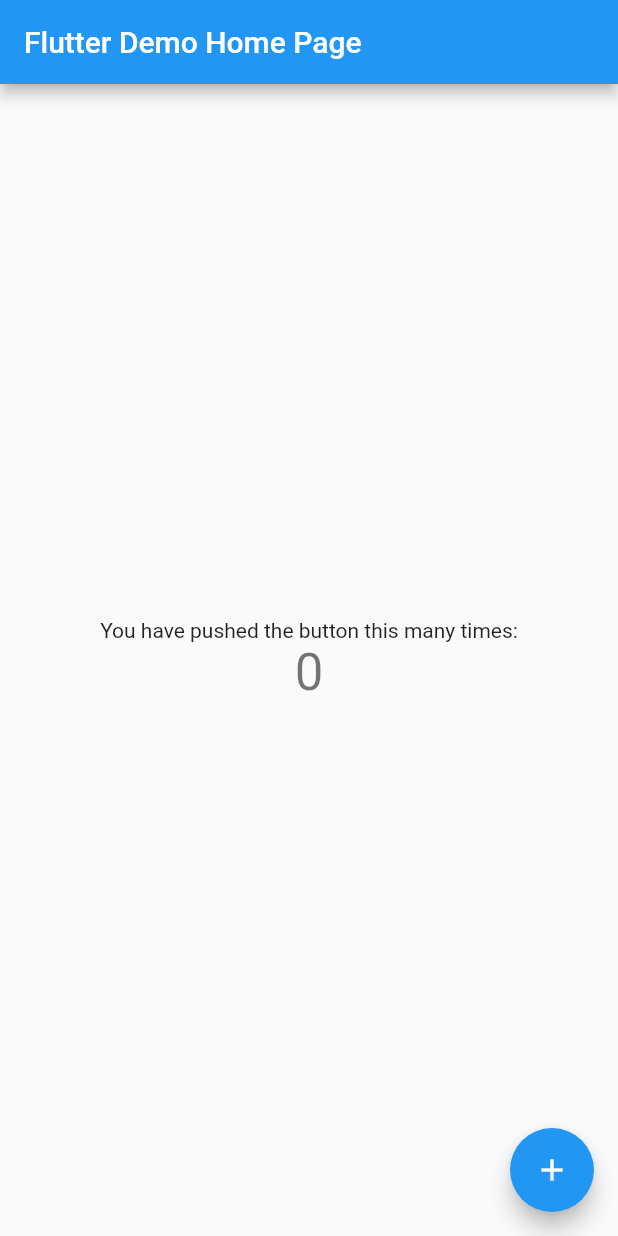
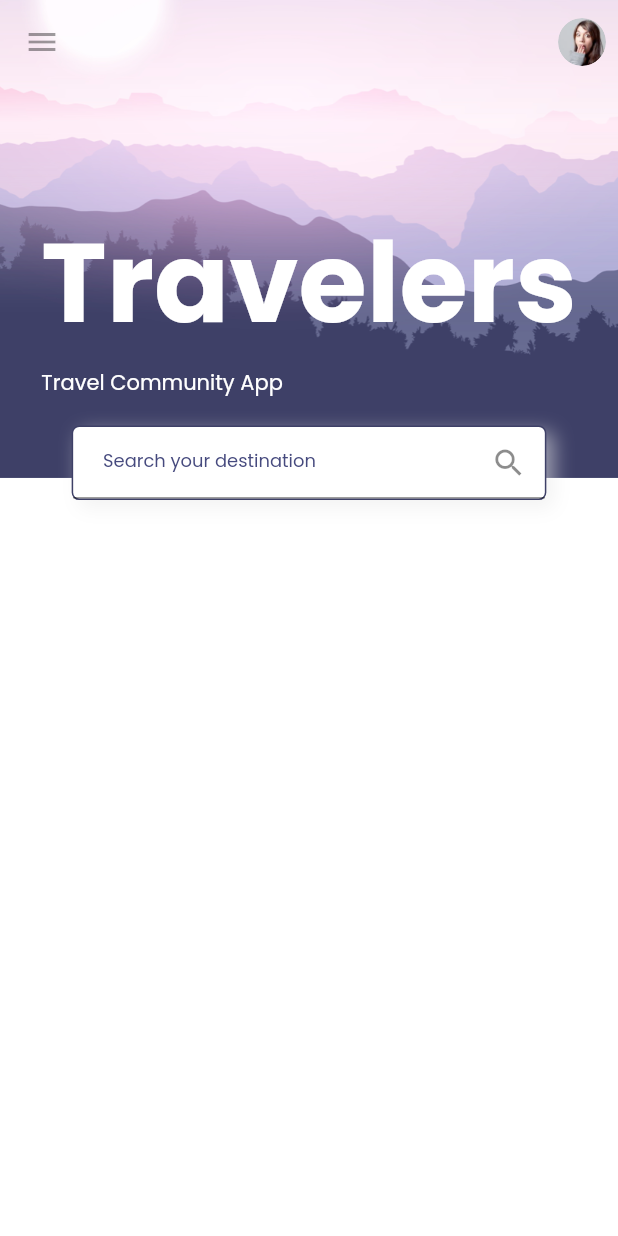
Before and after one commit to arditdaku/mira-travel, a Flutter app: the screen it shows after launch, on a phone screen of 412 x 824 dp. Run offline on Flutter 3.47's test engine with Material 2 defaults, Android fonts, the phone set to English and light mode, and no system bars; our stand-ins replace google_fonts.

Commit message:
add search fiel & body

```diff
--- /dev/null
+++ b/lib/components/body.dart
@@ -0,0 +1,82 @@
+import 'package:flutter/material.dart';
+import 'package:travel_app/constants.dart';
+import 'package:travel_app/size_config.dart';
+
+class Body extends StatelessWidget {
+  const Body({Key? key}) : super(key: key);
+
+  @override
+  Widget build(BuildContext context) {
+    return Column(
+      children: [
+        Stack(
+          alignment: Alignment.center,
+          clipBehavior: Clip.none,
+          children: [
+            Image.asset(
+              "assets/images/home_bg.png",
+              height: getScreenHeight(315),
+              fit: BoxFit.cover,
+            ),
+            Column(
+              crossAxisAlignment: CrossAxisAlignment.start,
+              children: [
+                SizedBox(
+                  height: getScreenHeight(80),
+                ),
+                Text(
+                  "Travelers",
+                  style: TextStyle(
+                    fontSize: getScreenHeight(73),
+                    fontWeight: FontWeight.bold,
+                    color: Colors.white,
+                  ),
+                ),
+                const Text(
+                  "Travel Community App",
+                  style: TextStyle(
+                    color: Colors.white,
+                  ),
+                ),
+              ],
+            ),
+            Positioned(
+              bottom: getScreenWidth(-15),
+              child: searchField(),
+            ),
+          ],
+        ),
+      ],
+    );
+  }
+
+  Container searchField() {
+    return Container(
+              width: getScreenHeight(313),
+              height: getScreenWidth(50),
+              decoration: BoxDecoration(
+                  color: Colors.white,
+                  borderRadius: BorderRadius.circular(5),
+                  border: Border.all(
+                    color: const Color(0xFF3E4067),
+                  ),
+                  boxShadow: [kDefaultShadow]),
+              child: TextField(
+                onChanged: (value){
+
+                },
+                decoration: InputDecoration(
+                  hintText: "Search your destination",
+                  hintStyle: TextStyle(
+                      fontSize: getScreenWidth(12),
+                      color: const Color(0xFF464A7E)),
+                  suffixIcon: Icon(Icons.search),
+                  contentPadding: EdgeInsets.symmetric(
+                    horizontal: getScreenWidth(kDefaultPadding),
+                  vertical: getScreenHeight(kDefaultPadding/2)
+                  ),
+                ),
+              ),
+            );
+  }
+}
--- /dev/null
+++ b/lib/components/search_field.dart
@@ -0,0 +1,33 @@
+import 'package:flutter/material.dart';
+import 'package:travel_app/constants.dart';
+import 'package:travel_app/size_config.dart';
+
+Container searchField() {
+  return Container(
+    width: getScreenHeight(313),
+    height: getScreenWidth(50),
+    decoration: BoxDecoration(
+        color: Colors.white,
+        borderRadius: BorderRadius.circular(5),
+        border: Border.all(
+          color: const Color(0xFF3E4067),
+        ),
+        boxShadow: [kDefaultShadow]),
+    child: TextField(
+      onChanged: (value) {
+
+      },
+      decoration: InputDecoration(
+        hintText: "Search your destination",
+        hintStyle: TextStyle(
+            fontSize: getScreenWidth(12),
+            color: const Color(0xFF464A7E)),
+        suffixIcon: Icon(Icons.search),
+        contentPadding: EdgeInsets.symmetric(
+            horizontal: getScreenWidth(kDefaultPadding),
+            vertical: getScreenHeight(kDefaultPadding / 2)
+        ),
+      ),
+    ),
+  );
+}
--- a/lib/constants.dart
+++ b/lib/constants.dart
@@ -0,0 +1,13 @@
+import 'package:flutter/material.dart';
+
+const kPrimaryColor = Color(0xFF3E4067);
+const kTextColor = Color(0xFF3F4168);
+const kIconColor = Color(0xFF5E5E5E);
+
+const kDefaultPadding = 20.0;
+
+final kDefaultShadow = BoxShadow(
+  offset: Offset(5, 5),
+  blurRadius: 10,
+  color: Color(0xFFE9E9E9).withOpacity(0.56),
+);
--- a/lib/main.dart
+++ b/lib/main.dart
@@ -1,4 +1,7 @@
 import 'package:flutter/material.dart';
+import 'package:google_fonts/google_fonts.dart';
+import 'package:travel_app/screens/home_screen.dart';
+import 'constants.dart';
 
 void main() {
   runApp(const MyApp());
@@ -11,105 +14,15 @@ class MyApp extends StatelessWidget {
   @override
   Widget build(BuildContext context) {
     return MaterialApp(
-      title: 'Flutter Demo',
+      title: 'Mira App',
       theme: ThemeData(
-        // This is the theme of your application.
-        //
-        // Try running your application with "flutter run". You'll see the
-        // application has a blue toolbar. Then, without quitting the app, try
-        // changing the primarySwatch below to Colors.green and then invoke
-        // "hot reload" (press "r" in the console where you ran "flutter run",
-        // or simply save your changes to "hot reload" in a Flutter IDE).
-        // Notice that the counter didn't reset back to zero; the application
-        // is not restarted.
-        primarySwatch: Colors.blue,
+        brightness: Brightness.light,
+        scaffoldBackgroundColor: Colors.white,
+        textTheme: GoogleFonts.poppinsTextTheme().apply(
+            displayColor: kTextColor),
+        visualDensity: VisualDensity.adaptivePlatformDensity,
       ),
-      home: const MyHomePage(title: 'Flutter Demo Home Page'),
+      home: HomeScreen(),
     );
   }
 }
-
-class MyHomePage extends StatefulWidget {
-  const MyHomePage({super.key, required this.title});
-
-  // This widget is the home page of your application. It is stateful, meaning
-  // that it has a State object (defined below) that contains fields that affect
-  // how it looks.
-
-  // This class is the configuration for the state. It holds the values (in this
-  // case the title) provided by the parent (in this case the App widget) and
-  // used by the build method of the State. Fields in a Widget subclass are
-  // always marked "final".
-
-  final String title;
-
-  @override
-  State<MyHomePage> createState() => _MyHomePageState();
-}
-
-class _MyHomePageState extends State<MyHomePage> {
-  int _counter = 0;
-
-  void _incrementCounter() {
-    setState(() {
-      // This call to setState tells the Flutter framework that something has
-      // changed in this State, which causes it to rerun the build method below
-      // so that the display can reflect the updated values. If we changed
-      // _counter without calling setState(), then the build method would not be
-      // called again, and so nothing would appear to happen.
-      _counter++;
-    });
-  }
-
-  @override
-  Widget build(BuildContext context) {
-    // This method is rerun every time setState is called, for instance as done
-    // by the _incrementCounter method above.
-    //
-    // The Flutter framework has been optimized to make rerunning build methods
-    // fast, so that you can just rebuild anything that needs updating rather
-    // than having to individually change instances of widgets.
-    return Scaffold(
-      appBar: AppBar(
-        // Here we take the value from the MyHomePage object that was created by
-        // the App.build method, and use it to set our appbar title.
-        title: Text(widget.title),
-      ),
-      body: Center(
-        // Center is a layout widget. It takes a single child and positions it
-        // in the middle of the parent.
-        child: Column(
-          // Column is also a layout widget. It takes a list of children and
-          // arranges them vertically. By default, it sizes itself to fit its
-          // children horizontally, and tries to be as tall as its parent.
-          //
-          // Invoke "debug painting" (press "p" in the console, choose the
-          // "Toggle Debug Paint" action from the Flutter Inspector in Android
-          // Studio, or the "Toggle Debug Paint" command in Visual Studio Code)
-          // to see the wireframe for each widget.
-          //
-          // Column has various properties to control how it sizes itself and
-          // how it positions its children. Here we use mainAxisAlignment to
-          // center the children vertically; the main axis here is the vertical
-          // axis because Columns are vertical (the cross axis would be
-          // horizontal).
-          mainAxisAlignment: MainAxisAlignment.center,
-          children: <Widget>[
-            const Text(
-              'You have pushed the button this many times:',
-            ),
-            Text(
-              '$_counter',
-              style: Theme.of(context).textTheme.headline4,
-            ),
-          ],
-        ),
-      ),
-      floatingActionButton: FloatingActionButton(
-        onPressed: _incrementCounter,
-        tooltip: 'Increment',
-        child: const Icon(Icons.add),
-      ), // This trailing comma makes auto-formatting nicer for build methods.
-    );
-  }
-}
--- /dev/null
+++ b/lib/screens/home_screen.dart
@@ -0,0 +1,37 @@
+import "package:flutter/material.dart";
+import 'package:travel_app/components/body.dart';
+import '../../size_config.dart';
+
+class HomeScreen extends StatelessWidget {
+  const HomeScreen({Key? key}) : super(key: key);
+
+  @override
+  Widget build(BuildContext context) {
+    SizeConfig().init(context);
+
+    return Scaffold(
+      extendBodyBehindAppBar: true,
+      appBar: buildAppBar(),
+      body: const Body(),
+    );
+  }
+
+  AppBar buildAppBar() {
+    return AppBar(
+      backgroundColor: Colors.transparent,
+      elevation: 0,
+      leading: const IconButton(
+        icon: Icon(Icons.menu),
+        onPressed: null,
+      ),
+      actions: [
+        IconButton(
+          icon: ClipOval(
+            child: ClipOval(child: Image.asset("assets/images/profile.png")),
+          ),
+          onPressed: () {},
+        )
+      ],
+    );
+  }
+}
--- a/lib/size_config.dart
+++ b/lib/size_config.dart
@@ -0,0 +1,47 @@
+import 'package:flutter/material.dart';
+
+class SizeConfig {
+  static late MediaQueryData _mediaQueryData;
+  static late double screenWidth;
+  static late double screenHeight;
+  static late double defaultSize;
+  static late Orientation orientation;
+
+  void init(BuildContext context) {
+    _mediaQueryData = MediaQuery.of(context);
+    screenWidth = _mediaQueryData.size.width;
+    screenHeight = _mediaQueryData.size.height;
+    orientation = _mediaQueryData.orientation;
+  }
+}
+
+// Get the proportionate height as per screen size
+double getScreenHeight(double inputHeight) {
+  double screenHeight = SizeConfig.screenHeight;
+  // Our designer use iPhone 11 Pro, that's why we use 815.0
+  return (inputHeight / 815.0) * screenHeight;
+}
+
+// Get the proportionate height as per screen size
+double getScreenWidth(double inputWidth) {
+  double screenWidth = SizeConfig.screenWidth;
+  // 414 is the layout width that designer use or you can say iPhone 11 Pro width
+  return (inputWidth / 414.0) * screenWidth;
+}
+
+// For add free space vertically
+class VerticalSpacing extends StatelessWidget {
+  const VerticalSpacing({
+    Key? key,
+    this.of = 25,
+  }) : super(key: key);
+
+  final double of;
+
+  @override
+  Widget build(BuildContext context) {
+    return SizedBox(
+      height: getScreenHeight(of),
+    );
+  }
+}
```
